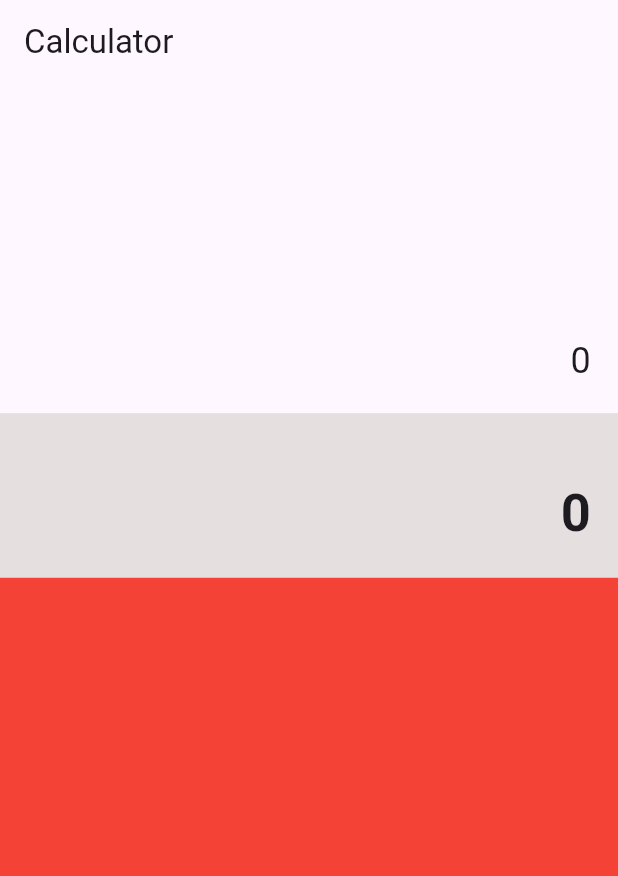
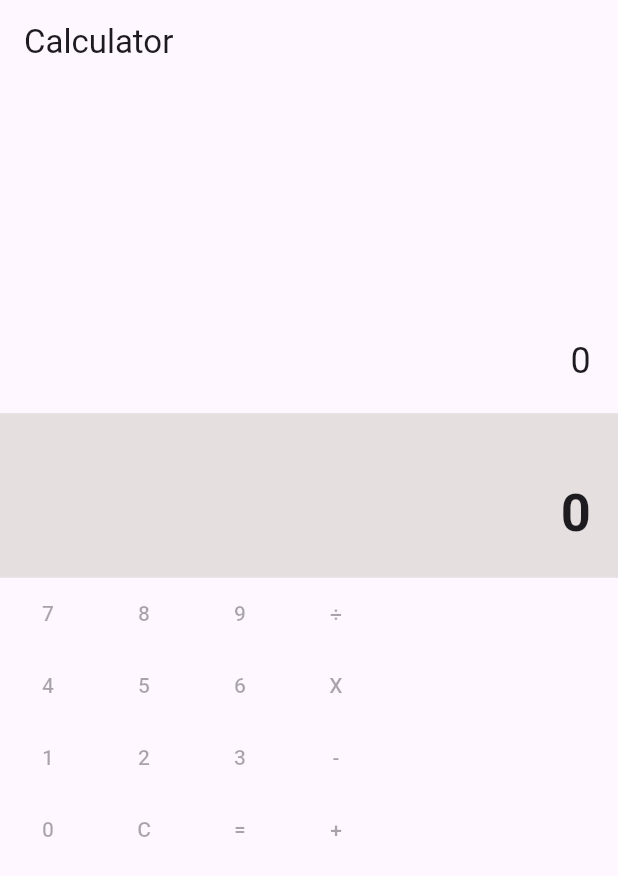
Before and after one commit to ChristianB85/calculator_app, a Flutter app: the screen it shows after launch, on a phone screen of 412 x 824 dp. Shown: the top 876 px of the screen. Run offline on Flutter 3.47's test engine with Material 3 defaults, Android fonts, the phone set to English and light mode, and no system bars.

Commit message:
Added new Button and iteration

```diff
--- a/lib/main.dart
+++ b/lib/main.dart
@@ -23,6 +23,8 @@ class CalculatorWidget extends StatefulWidget {
 class _CalculatorWidgetState extends State<CalculatorWidget> {
   String _input = "0";
   String _output = "0";
+
+  void btnPressedCallback(String sign) {}
 
   @override
   Widget build(BuildContext context) {
@@ -53,9 +55,38 @@ class _CalculatorWidgetState extends State<CalculatorWidget> {
               ),
             ),
           ),
-          Expanded(flex: 4, child: Container(color: Colors.red)),
+          Expanded(
+            flex: 4,
+            child: Column(
+              children: [
+                NumpadRow(const ["7", "8", "9", "÷"], btnPressedCallback),
+                NumpadRow(const ["4", "5", "6", "X"], btnPressedCallback),
+                NumpadRow(const ["1", "2", "3", "-"], btnPressedCallback),
+                NumpadRow(const ["0", "C", "=", "+"], btnPressedCallback),
+              ],
+            ),
+          ),
         ],
       ),
     );
   }
 }
+
+class NumpadRow extends StatelessWidget {
+  const NumpadRow(this.signs, this.btnPressed, {super.key});
+  final List<String> signs;
+
+  final Function(String) btnPressed;
+
+  @override
+  Widget build(BuildContext context) {
+    return Row(
+      children: signs
+          .map(
+            (symbol) =>
+                TextButton(onPressed: btnPressed(symbol), child: Text(symbol)),
+          )
+          .toList(),
+    );
+  }
+}
```
